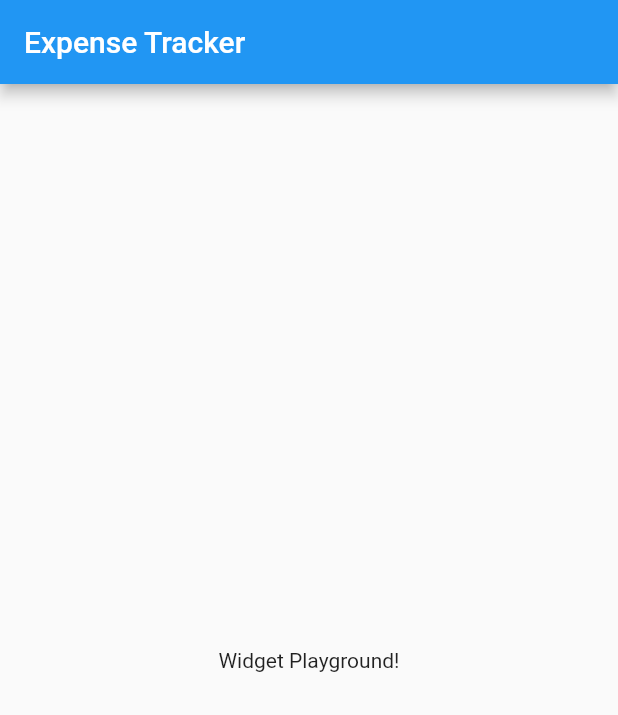
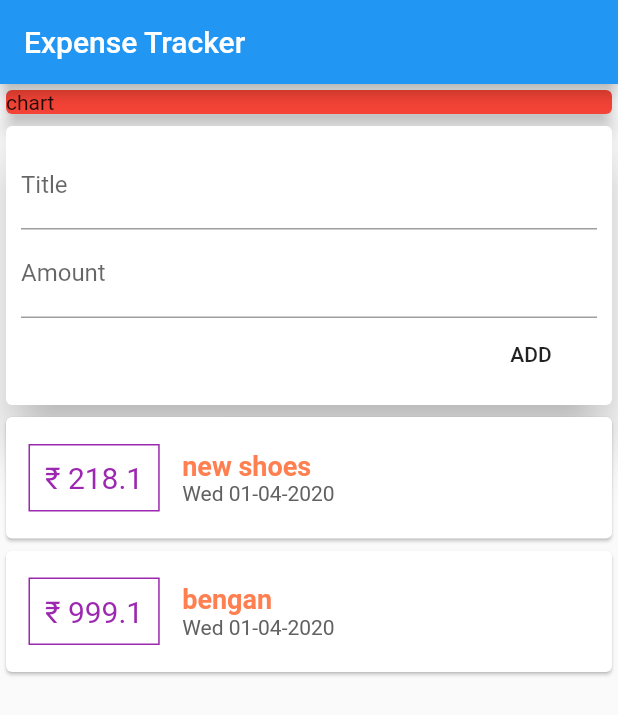
Before and after one commit to rohit-sanwariya-au7/expenseTracker, a Flutter app: the screen it shows after launch, on a phone screen of 412 x 824 dp. Shown: the top 715 px of the screen. Run offline on Flutter 3.47's test engine with Material 2 defaults, Android fonts, the phone set to English and light mode, and no system bars.

Commit message:
before splitting app till 19

```diff
--- a/lib/main.dart
+++ b/lib/main.dart
@@ -1,5 +1,6 @@
+import 'transaction.dart';
 import 'package:flutter/material.dart';
-
+import 'package:intl/intl.dart';
 void main() => runApp(MyApp());
 
 class MyApp extends StatelessWidget {
@@ -12,15 +13,115 @@ class MyApp extends StatelessWidget {
   }
 }
 
-class MyHomePage extends StatelessWidget {
+class MyHomePage extends StatefulWidget {
+  @override
+  _MyHomePageState createState() => _MyHomePageState();
+}
+
+class _MyHomePageState extends State<MyHomePage> {
+  final List<Transaction> transaction = [
+    Transaction(
+      id: 't1',
+      title: 'new shoes',
+      amount: 218.10,
+      date: DateTime.now(),
+    ),
+    Transaction(
+      id: 't1',
+      title: 'bengan',
+      amount: 999.1,
+      date: DateTime.now(),
+    )
+  ];
+  final titleController = TextEditingController();
+  final amountController = TextEditingController();
   @override
   Widget build(BuildContext context) {
     return Scaffold(
       appBar: AppBar(
         title: Text('Expense Tracker'),
       ),
-      body: Center(
-        child: Text('Widget Playground!'),
+      body: Column(
+     // mainAxisAlignment: MainAxisAlignment.spaceAround,
+        crossAxisAlignment: CrossAxisAlignment.stretch,
+        children: <Widget>[
+          Container(
+            width: double.infinity,
+            child: Card(
+              color: Colors.red,
+              child: Text('chart'),
+              elevation: 5, //double value for elevation
+            ),
+          ),
+          Card(elevation: 15,
+            child: Container(
+              padding: EdgeInsets.all(10),
+              child: Column(
+                crossAxisAlignment: CrossAxisAlignment.end,
+                children: <Widget>[
+                TextField(
+                  decoration: InputDecoration(
+                  labelText: 'Title',
+                ),
+                controller: titleController,),
+                TextField(
+                  decoration: InputDecoration(
+                  labelText: 'Amount',
+                ),keyboardType: TextInputType.number ,
+                controller: amountController,
+                ),
+                FlatButton(
+                  child: Text('ADD'),
+                onPressed: (){},
+                )
+              ],),
+            ),
+          ),
+          Column(
+            children: transaction.map((tx) {
+              return Card(
+                child: Row(
+                  children: <Widget>[
+                    Container(
+                      margin:
+                          EdgeInsets.symmetric(vertical: 18, horizontal: 15),
+                      decoration: BoxDecoration(
+                          border: Border.all(
+                        color: Colors.purple,
+                        width: 1,
+                      )),
+                      padding: EdgeInsets.all(10),
+                      child: Text(
+  //amaount
+                     '\u20B9 ${tx.amount}',
+                        style: TextStyle(
+                          color: Colors.purple,
+                          fontSize: 20,
+                        ),
+                      ),
+                    ),
+                    Column(crossAxisAlignment: CrossAxisAlignment.start,
+                      children: <Widget>[
+                        Text(
+   //title
+                          tx.title,
+                          style: TextStyle(
+                              fontWeight: FontWeight.bold,
+                              color: Color.fromRGBO(255, 127, 80, 1),
+                              fontSize: 18,
+                        ),),
+    //date
+                        Text(
+                          DateFormat('EE dd-MM-yyyy').format(tx.date),
+                        style: TextStyle(color: Colors.grey[700]),),
+                      ],
+                    )
+                  ],
+                ),
+              );
+            }).toList(),
+          )
+        ],
       ),
     );
   }
--- /dev/null
+++ b/lib/transaction.dart
@@ -0,0 +1,17 @@
+import 'package:flutter/foundation.dart';
+
+class Transaction{
+   final String id;
+  final String title;
+  final double amount;
+  final DateTime date;
+
+  Transaction({
+    @required this.id,
+    @required this.title,
+    @required this.amount,
+    @required this.date,
+  }
+  );
+
+}
--- a/pubspec.yaml
+++ b/pubspec.yaml
@@ -19,6 +19,7 @@ environment:
 dependencies:
   flutter:
     sdk: flutter
+  intl: ^0.16.1
 
   # The following adds the Cupertino Icons font to your application.
   # Use with the CupertinoIcons class for iOS style icons.
```
Also changed, not shown: pubspec.lock.
